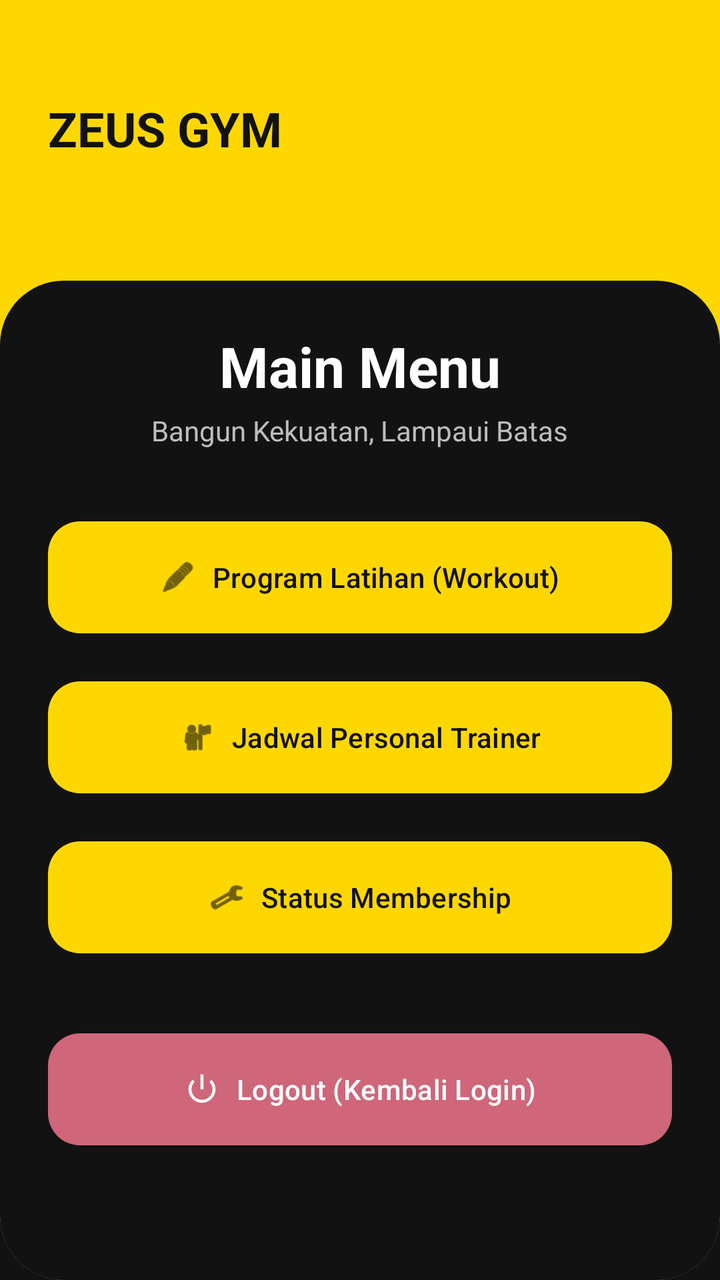
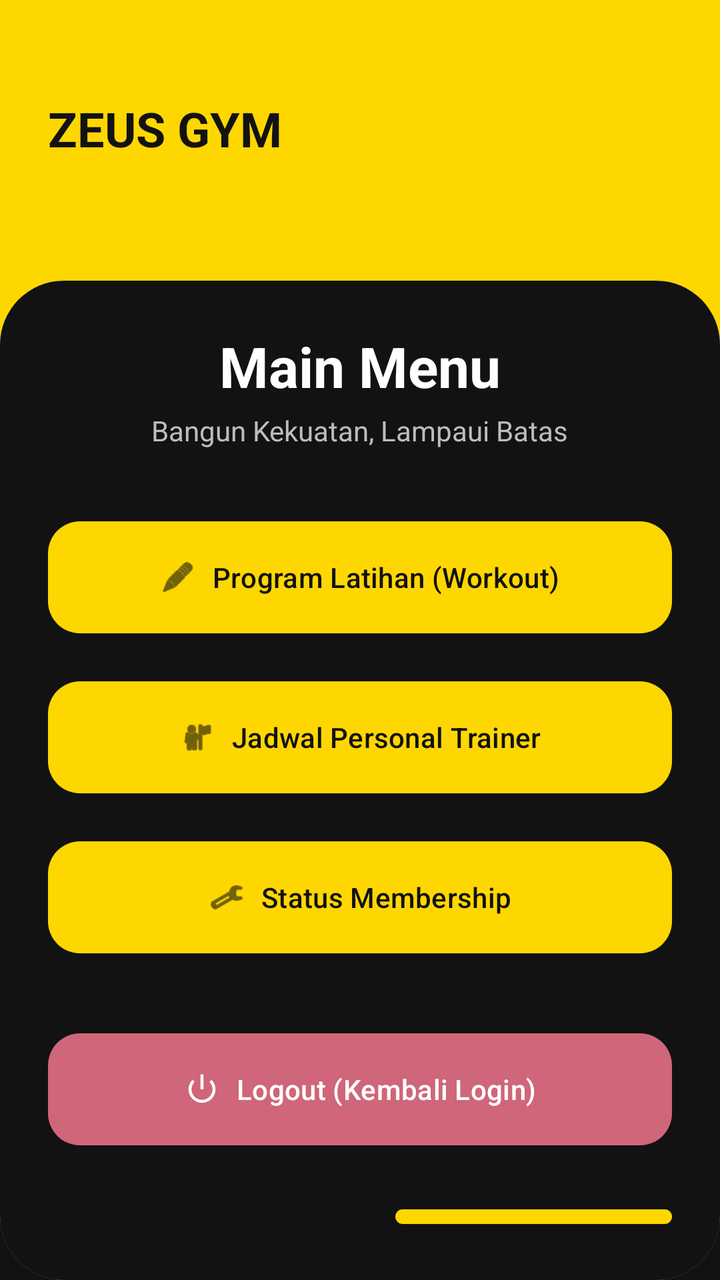

An Android layout rendered at two revisions. The XML below is the earlier revision; the diff shows what the commit changed to produce the second picture.
<!-- AndroidManifest.xml: application theme Theme.KayeMob -->
<!-- res/layout/fragment_zeus_home.xml -->
<?xml version="1.0" encoding="utf-8"?>
<androidx.constraintlayout.widget.ConstraintLayout xmlns:android="http://schemas.android.com/apk/res/android"
    xmlns:app="http://schemas.android.com/apk/res-auto"
    xmlns:tools="http://schemas.android.com/tools"
    android:layout_width="match_parent"
    android:layout_height="match_parent"
    android:background="@color/zeus_black">

    <View
        android:id="@+id/header_bg"
        android:layout_width="match_parent"
        android:layout_height="180dp"
        android:background="@color/zeus_gold"
        app:layout_constraintTop_toTopOf="parent" />

    <TextView
        android:id="@+id/tv_app_name"
        android:layout_width="wrap_content"
        android:layout_height="wrap_content"
        android:layout_marginStart="24dp"
        android:layout_marginTop="48dp"
        android:text="ZEUS GYM"
        android:textColor="@color/zeus_black"
        android:textSize="24sp"
        android:textStyle="bold"
        app:layout_constraintStart_toStartOf="parent"
        app:layout_constraintTop_toTopOf="parent" />

    <androidx.cardview.widget.CardView
        android:layout_width="match_parent"
        android:layout_height="0dp"
        android:layout_marginTop="-40dp"
        app:cardCornerRadius="32dp"
        app:cardElevation="0dp"
        app:layout_constraintBottom_toBottomOf="parent"
        app:layout_constraintTop_toBottomOf="@id/header_bg">

        <LinearLayout
            android:layout_width="match_parent"
            android:layout_height="match_parent"
            android:background="@color/zeus_black"
            android:gravity="center_horizontal"
            android:orientation="vertical"
            android:padding="24dp">

            <TextView
                android:layout_width="wrap_content"
                android:layout_height="wrap_content"
                android:text="Main Menu"
                android:textColor="@color/zeus_white"
                android:textSize="28sp"
                android:textStyle="bold" />

            <TextView
                android:layout_width="wrap_content"
                android:layout_height="wrap_content"
                android:layout_marginTop="4dp"
                android:text="Bangun Kekuatan, Lampaui Batas"
                android:textColor="@color/zeus_light_gray"
                android:textSize="14sp" />

            <com.google.android.material.button.MaterialButton
                android:id="@+id/btn_workout"
                android:layout_width="match_parent"
                android:layout_height="64dp"
                android:layout_marginTop="32dp"
                android:text="Program Latihan (Workout)"
                android:textAllCaps="false"
                android:textColor="@color/zeus_black"
                app:backgroundTint="@color/zeus_gold"
                app:cornerRadius="16dp"
                app:icon="@android:drawable/ic_menu_edit"
                app:iconGravity="textStart"
                app:iconTint="@color/zeus_black" />

            <com.google.android.material.button.MaterialButton
                android:id="@+id/btn_trainer"
                android:layout_width="match_parent"
                android:layout_height="64dp"
                android:layout_marginTop="16dp"
                android:text="Jadwal Personal Trainer"
                android:textAllCaps="false"
                android:textColor="@color/zeus_black"
                app:backgroundTint="@color/zeus_gold"
                app:cornerRadius="16dp"
                app:icon="@android:drawable/ic_menu_myplaces"
                app:iconGravity="textStart"
                app:iconTint="@color/zeus_black" />

            <com.google.android.material.button.MaterialButton
                android:id="@+id/btn_membership"
                android:layout_width="match_parent"
                android:layout_height="64dp"
                android:layout_marginTop="16dp"
                android:text="Status Membership"
                android:textAllCaps="false"
                android:textColor="@color/zeus_black"
                app:backgroundTint="@color/zeus_gold"
                app:cornerRadius="16dp"
                app:icon="@android:drawable/ic_menu_manage"
                app:iconGravity="textStart"
                app:iconTint="@color/zeus_black" />

            <com.google.android.material.button.MaterialButton
                android:id="@+id/btn_logout"
                android:layout_width="match_parent"
                android:layout_height="64dp"
                android:layout_marginTop="32dp"
                android:text="Logout (Kembali Login)"
                android:textAllCaps="false"
                android:textColor="@color/zeus_white"
                app:backgroundTint="@color/zeus_red"
                app:cornerRadius="16dp"
                app:icon="@android:drawable/ic_lock_power_off"
                app:iconGravity="textStart"
                app:iconTint="@color/zeus_white" />

            <com.google.android.material.chip.ChipGroup
                android:layout_width="wrap_content"
                android:layout_height="wrap_content"
                android:layout_marginTop="24dp"
                app:singleSelection="true">

                <com.google.android.material.chip.Chip
                    android:layout_width="wrap_content"
                    android:layout_height="wrap_content"
                    android:text="Latihan"
                    app:chipBackgroundColor="@color/zeus_dark_gray"
                    android:textColor="@color/zeus_white" />

                <com.google.android.material.chip.Chip
                    android:layout_width="wrap_content"
                    android:layout_height="wrap_content"
                    android:text="Nutrisi"
                    app:chipBackgroundColor="@color/zeus_dark_gray"
                    android:textColor="@color/zeus_white" />

                <com.google.android.material.chip.Chip
                    android:layout_width="wrap_content"
                    android:layout_height="wrap_content"
                    android:text="Event"
                    app:chipBackgroundColor="@color/zeus_dark_gray"
                    android:textColor="@color/zeus_white" />
            </com.google.android.material.chip.ChipGroup>

            <TextView
                android:layout_width="wrap_content"
                android:layout_height="wrap_content"
                android:layout_marginTop="24dp"
                android:text="v2.0.0 - Zeus Dev"
                android:textColor="@color/zeus_light_gray"
                android:textSize="12sp" />

        </LinearLayout>
    </androidx.cardview.widget.CardView>

</androidx.constraintlayout.widget.ConstraintLayout>
<!-- resources referenced by this layout -->
<resources>
  <color name="zeus_black">#121212</color>
  <color name="zeus_dark_gray">#1E1E1E</color>
  <color name="zeus_gold">#FFD700</color>
  <color name="zeus_light_gray">#BDBDBD</color>
  <color name="zeus_red">#CF6679</color>
  <color name="zeus_white">#FFFFFF</color>
  <style name="Theme.KayeMob" parent="Base.Theme.KayeMob" />
  <style name="Base.Theme.KayeMob" parent="Theme.Material3.DayNight.NoActionBar">
          <item name="android:statusBarColor">@color/forest_bg_soft</item>
          <item name="android:windowLightStatusBar">true</item>
  
      </style>
  <color name="forest_bg_soft">#F0F4F3</color>
</resources>

<!-- the commit's change to res/layout/fragment_zeus_home.xml (unified diff, before → after) -->
@@ -115,6 +115,35 @@
                 app:iconGravity="textStart"
                 app:iconTint="@color/zeus_white" />
 
+            <LinearLayout
+                android:layout_width="match_parent"
+                android:layout_height="wrap_content"
+                android:layout_marginTop="24dp"
+                android:orientation="horizontal"
+                android:gravity="center_vertical">
+
+                <EditText
+                    android:id="@+id/et_reminder_minutes"
+                    android:layout_width="0dp"
+                    android:layout_height="wrap_content"
+                    android:layout_weight="1"
+                    android:hint="Menit"
+                    android:inputType="number"
+                    android:textColor="@color/zeus_white"
+                    android:textColorHint="@color/zeus_light_gray" />
+
+                <com.google.android.material.button.MaterialButton
+                    android:id="@+id/btn_set_reminder"
+                    android:layout_width="wrap_content"
+                    android:layout_height="wrap_content"
+                    android:layout_marginStart="8dp"
+                    android:text="Ingatkan Latihan"
+                    android:textSize="12sp"
+                    app:backgroundTint="@color/zeus_gold"
+                    app:cornerRadius="8dp"
+                    android:textColor="@color/zeus_black" />
+            </LinearLayout>
+
             <com.google.android.material.chip.ChipGroup
                 android:layout_width="wrap_content"
                 android:layout_height="wrap_content"
